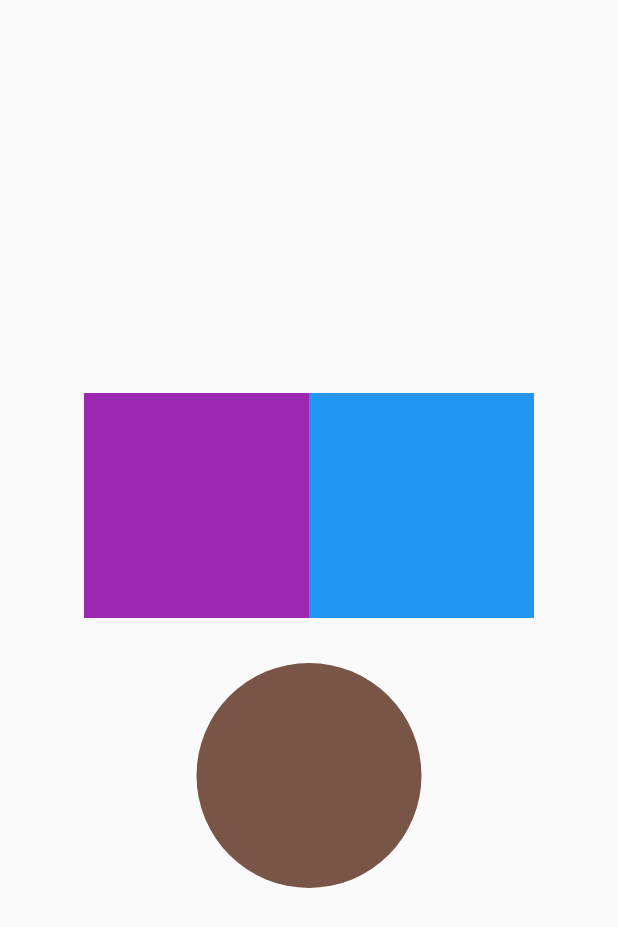
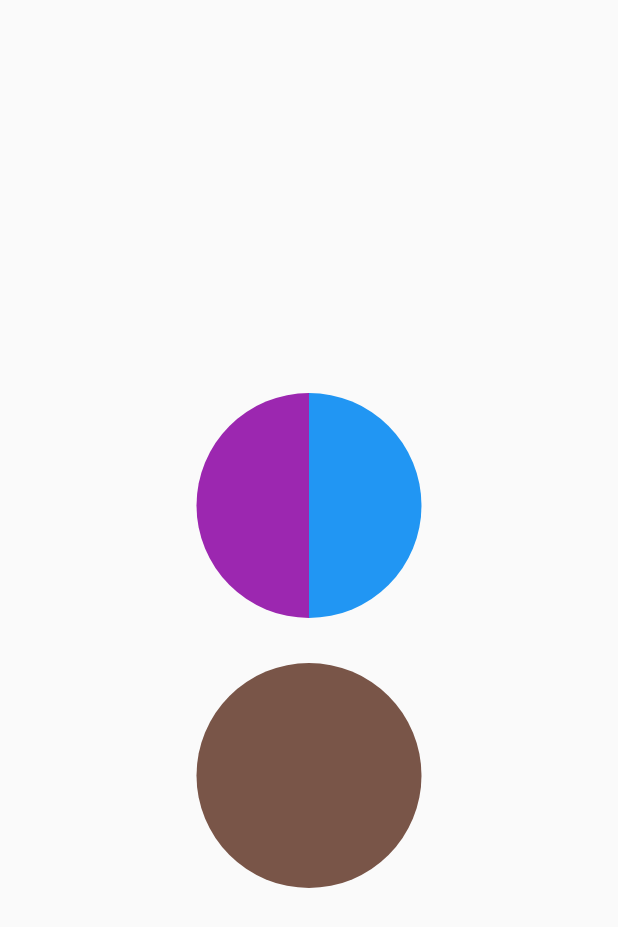
Before and after one commit to Shalom-Nankam/animations, a Flutter app: the screen it shows after launch, after a tap on "Next Page", on a phone screen of 412 x 824 dp. Shown: the top 927 px of the screen. Run offline on Flutter 3.47's test engine with Material 2 defaults, Android fonts, the phone set to English and light mode, and no system bars.

Commit message:
Added the ClipPath and Center widgets

```diff
--- a/lib/animations/chained_animations.dart
+++ b/lib/animations/chained_animations.dart
@@ -24,15 +24,21 @@ class _ChainedAnimationsPageState extends State<ChainedAnimationsPage> {
               Row(
                 mainAxisAlignment: MainAxisAlignment.center,
                 children: [
-                  Container(
+                  ClipPath(
+                    clipper: HalfCircleClipper(CircleSides.left),
+                    child: Container(
                       height: 150,
                       width: 150,
                       color: Colors.purple,
                     ),
-                  Container(
+                  ),
+                  ClipPath(
+                    clipper: HalfCircleClipper(CircleSides.right),
+                    child: Container(
                       height: 150,
                       width: 150,
                       color: Colors.blue,
+                    ),
                   )
                 ],
               ),
--- a/lib/main.dart
+++ b/lib/main.dart
@@ -53,7 +53,8 @@ class _HomeState extends State<Home> with SingleTickerProviderStateMixin {
               const SizedBox(
                 height: 30,
               ),
-              SizedBox(
+              Center(
+                child: SizedBox(
                   child: AnimatedBuilder(
                     animation: _animation,
                     builder: (context, child) => Transform(
@@ -77,6 +78,7 @@ class _HomeState extends State<Home> with SingleTickerProviderStateMixin {
                     ),
                   ),
                 ),
+              ),
               const SizedBox(
                 height: 30,
               ),
```
Also changed, not shown: pubspec.lock. Lines whose indentation alone changed are shown as unchanged.
